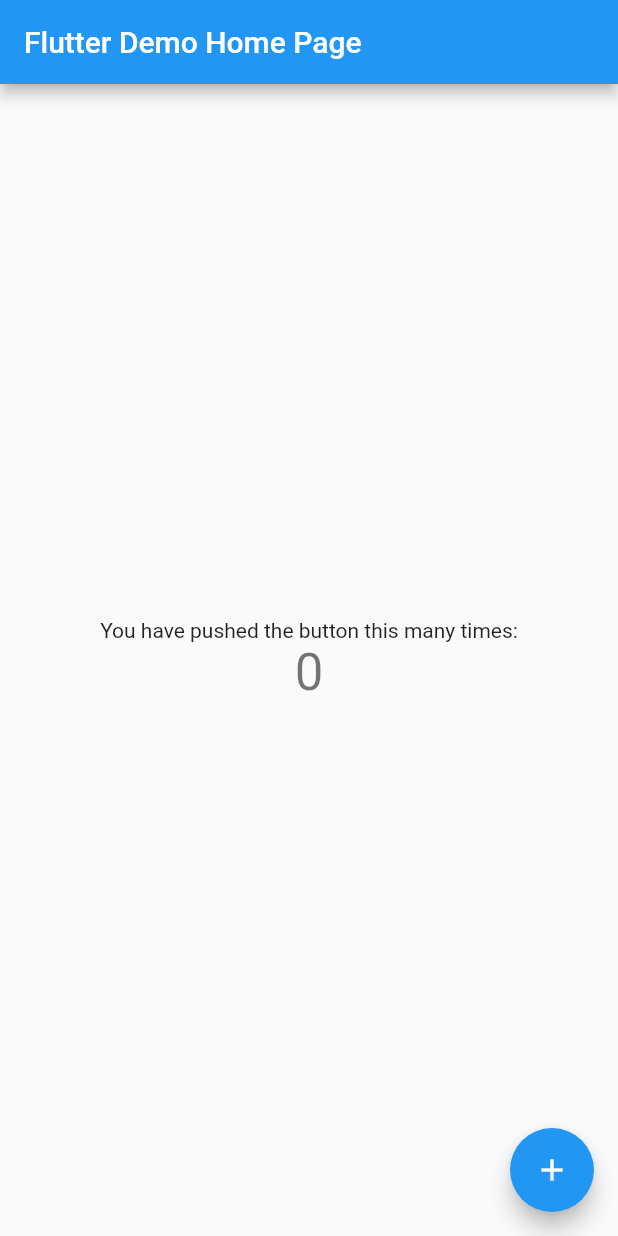
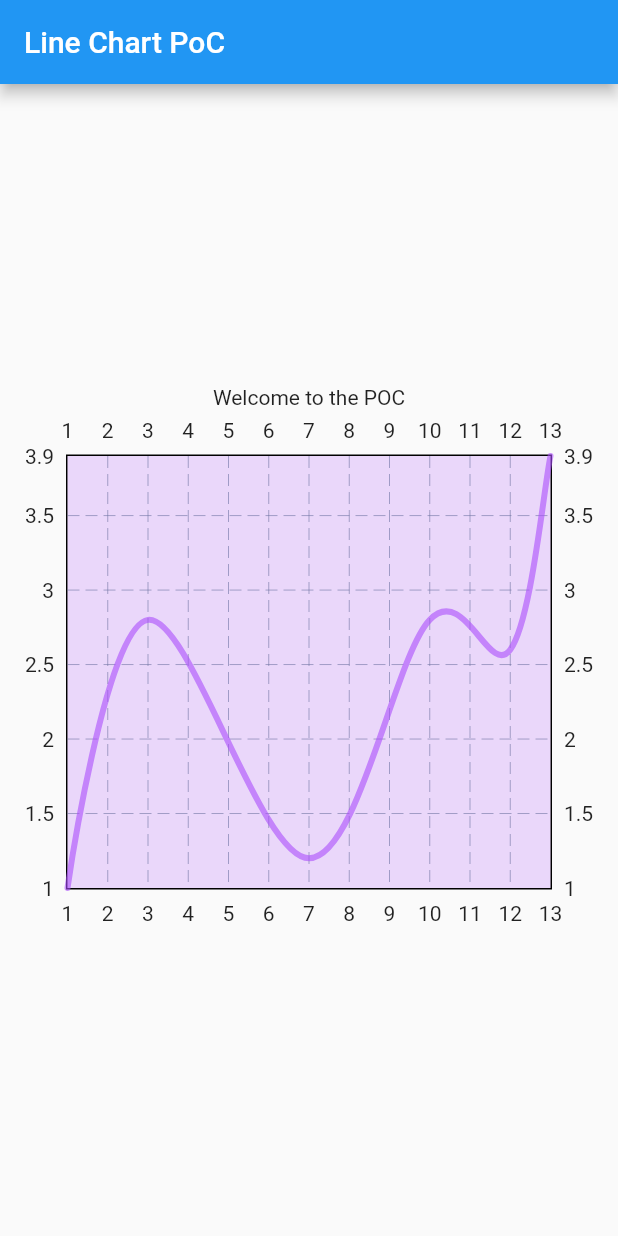
Before and after one commit to BelfDev/chart-poc, a Flutter app: the screen it shows after launch, on a phone screen of 412 x 824 dp. Run offline on Flutter 3.47's test engine with Material 2 defaults, Android fonts, the light colour scheme and no system bars; drawn by our look-alikes of fl_chart.

Commit message:
Introduce fl chart

```diff
--- /dev/null
+++ b/lib/line_chart_page.dart
@@ -0,0 +1,30 @@
+import 'package:flutter/material.dart';
+
+import 'widgets/poc_line_chart.dart';
+
+class LineChartPage extends StatelessWidget {
+  const LineChartPage({super.key});
+
+  @override
+  Widget build(BuildContext context) {
+    return Scaffold(
+      appBar: AppBar(
+        title: const Text("Line Chart PoC"),
+      ),
+      body: Center(
+        child: Column(
+          mainAxisAlignment: MainAxisAlignment.center,
+          children: const <Widget>[
+            Text(
+              'Welcome to the POC',
+            ),
+            SizedBox(
+              height: 350,
+              child: POCLineChart(),
+            ),
+          ],
+        ),
+      ),
+    );
+  }
+}
--- a/lib/main.dart
+++ b/lib/main.dart
@@ -1,11 +1,13 @@
 import 'package:flutter/material.dart';
 
+import 'line_chart_page.dart';
+
 void main() {
-  runApp(const MyApp());
+  runApp(const AppRoot());
 }
 
-class MyApp extends StatelessWidget {
-  const MyApp({super.key});
+class AppRoot extends StatelessWidget {
+  const AppRoot({super.key});
 
   // This widget is the root of your application.
   @override
@@ -13,103 +15,9 @@
     return MaterialApp(
       title: 'Flutter Demo',
       theme: ThemeData(
-        // This is the theme of your application.
-        //
-        // Try running your application with "flutter run". You'll see the
-        // application has a blue toolbar. Then, without quitting the app, try
-        // changing the primarySwatch below to Colors.green and then invoke
-        // "hot reload" (press "r" in the console where you ran "flutter run",
-        // or simply save your changes to "hot reload" in a Flutter IDE).
-        // Notice that the counter didn't reset back to zero; the application
-        // is not restarted.
         primarySwatch: Colors.blue,
       ),
-      home: const MyHomePage(title: 'Flutter Demo Home Page'),
+      home: const LineChartPage(),
     );
   }
 }
-
-class MyHomePage extends StatefulWidget {
-  const MyHomePage({super.key, required this.title});
-
-  // This widget is the home page of your application. It is stateful, meaning
-  // that it has a State object (defined below) that contains fields that affect
-  // how it looks.
-
-  // This class is the configuration for the state. It holds the values (in this
-  // case the title) provided by the parent (in this case the App widget) and
-  // used by the build method of the State. Fields in a Widget subclass are
-  // always marked "final".
-
-  final String title;
-
-  @override
-  State<MyHomePage> createState() => _MyHomePageState();
-}
-
-class _MyHomePageState extends State<MyHomePage> {
-  int _counter = 0;
-
-  void _incrementCounter() {
-    setState(() {
-      // This call to setState tells the Flutter framework that something has
-      // changed in this State, which causes it to rerun the build method below
-      // so that the display can reflect the updated values. If we changed
-      // _counter without calling setState(), then the build method would not be
-      // called again, and so nothing would appear to happen.
-      _counter++;
-    });
-  }
-
-  @override
-  Widget build(BuildContext context) {
-    // This method is rerun every time setState is called, for instance as done
-    // by the _incrementCounter method above.
-    //
-    // The Flutter framework has been optimized to make rerunning build methods
-    // fast, so that you can just rebuild anything that needs updating rather
-    // than having to individually change instances of widgets.
-    return Scaffold(
-      appBar: AppBar(
-        // Here we take the value from the MyHomePage object that was created by
-        // the App.build method, and use it to set our appbar title.
-        title: Text(widget.title),
-      ),
-      body: Center(
-        // Center is a layout widget. It takes a single child and positions it
-        // in the middle of the parent.
-        child: Column(
-          // Column is also a layout widget. It takes a list of children and
-          // arranges them vertically. By default, it sizes itself to fit its
-          // children horizontally, and tries to be as tall as its parent.
-          //
-          // Invoke "debug painting" (press "p" in the console, choose the
-          // "Toggle Debug Paint" action from the Flutter Inspector in Android
-          // Studio, or the "Toggle Debug Paint" command in Visual Studio Code)
-          // to see the wireframe for each widget.
-          //
-          // Column has various properties to control how it sizes itself and
-          // how it positions its children. Here we use mainAxisAlignment to
-          // center the children vertically; the main axis here is the vertical
-          // axis because Columns are vertical (the cross axis would be
-          // horizontal).
-          mainAxisAlignment: MainAxisAlignment.center,
-          children: <Widget>[
-            const Text(
-              'You have pushed the button this many times:',
-            ),
-            Text(
-              '$_counter',
-              style: Theme.of(context).textTheme.headlineMedium,
-            ),
-          ],
-        ),
-      ),
-      floatingActionButton: FloatingActionButton(
-        onPressed: _incrementCounter,
-        tooltip: 'Increment',
-        child: const Icon(Icons.add),
-      ), // This trailing comma makes auto-formatting nicer for build methods.
-    );
-  }
-}
--- /dev/null
+++ b/lib/widgets/poc_line_chart.dart
@@ -0,0 +1,41 @@
+import 'package:fl_chart/fl_chart.dart';
+import 'package:flutter/material.dart';
+
+class POCLineChart extends StatelessWidget {
+  const POCLineChart({super.key});
+
+  @override
+  Widget build(BuildContext context) {
+    return LineChart(
+      LineChartData(
+        lineBarsData: [
+          LineChartBarData(
+            isCurved: true,
+            color: const Color(0x99aa4cfc),
+            barWidth: 4,
+            isStrokeCapRound: true,
+            dotData: FlDotData(show: false),
+            belowBarData: BarAreaData(
+              show: true,
+              color: const Color(0x33aa4cfc),
+            ),
+            aboveBarData: BarAreaData(
+              show: true,
+              color: const Color(0x33aa4cfc),
+            ),
+            spots: const [
+              FlSpot(1, 1),
+              FlSpot(3, 2.8),
+              FlSpot(7, 1.2),
+              FlSpot(10, 2.8),
+              FlSpot(12, 2.6),
+              FlSpot(13, 3.9),
+            ],
+          ),
+        ],
+      ),
+      swapAnimationDuration: const Duration(milliseconds: 150), // Optional
+      swapAnimationCurve: Curves.linear, // Optional
+    );
+  }
+}
--- a/pubspec.yaml
+++ b/pubspec.yaml
@@ -31,6 +31,7 @@
   flutter:
     sdk: flutter
 
+  fl_chart: ^0.51.0
 
   # The following adds the Cupertino Icons font to your application.
   # Use with the CupertinoIcons class for iOS style icons.
```
Also changed, not shown: pubspec.lock, 1 other file.
